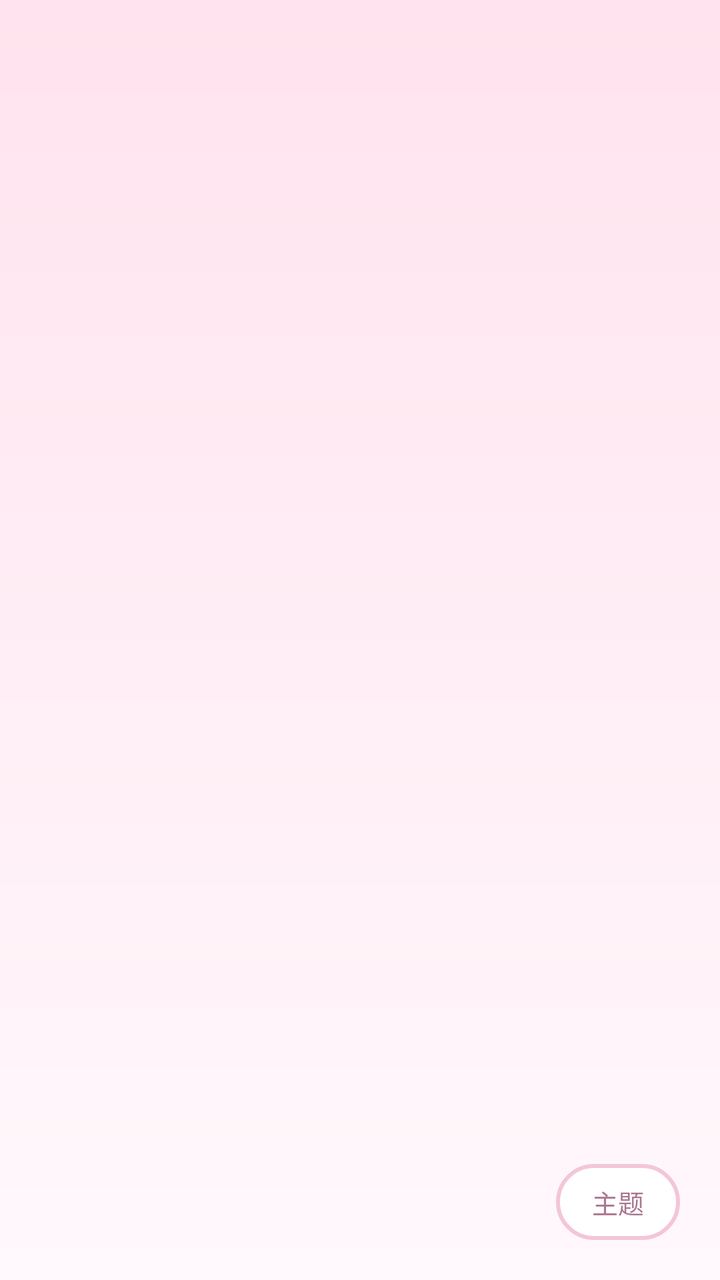
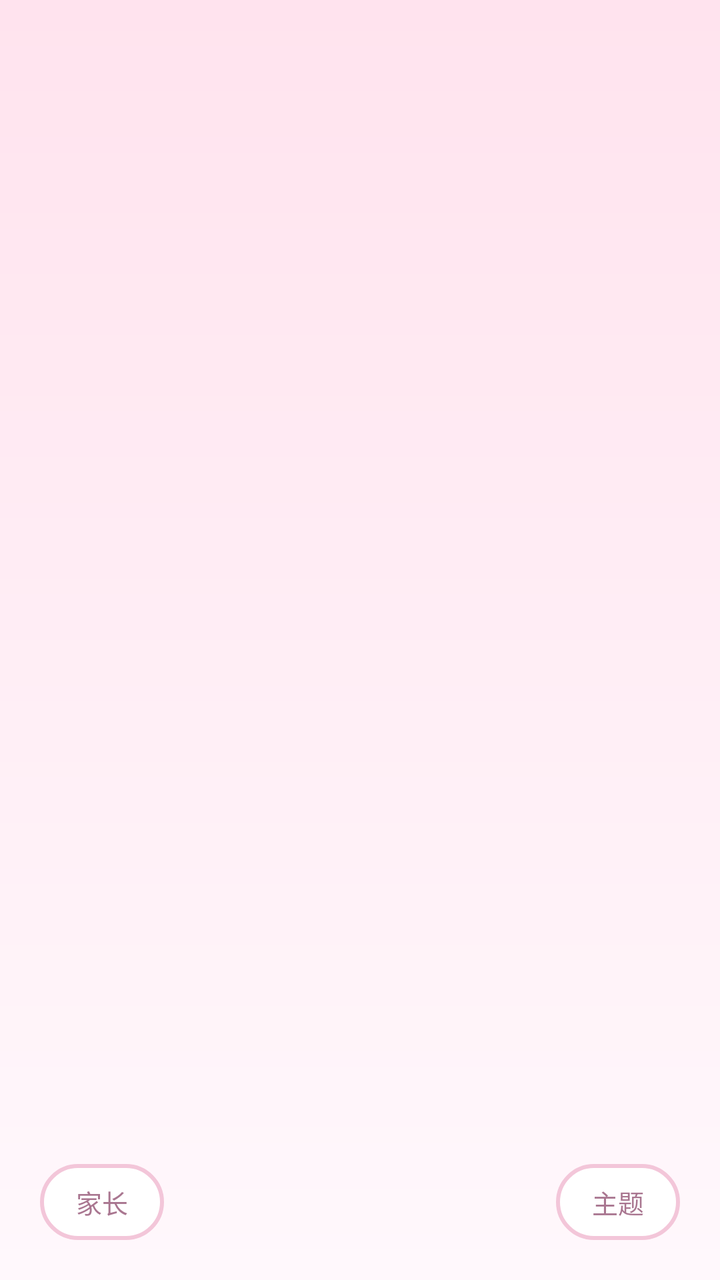

Two renders of the same Android screen: before a commit and after it. Below are the layout's source before the change and the commit's diff.
<!-- AndroidManifest.xml: application theme Theme.Kiosk -->
<!-- res/layout/activity_main.xml -->
<?xml version="1.0" encoding="utf-8"?>
<FrameLayout xmlns:android="http://schemas.android.com/apk/res/android"
    android:layout_width="match_parent"
    android:layout_height="match_parent"
    android:background="?attr/kioskBgWindow">

    
    <LinearLayout
        android:id="@+id/appsRow"
        android:layout_width="match_parent"
        android:layout_height="match_parent"
        android:gravity="center"
        android:orientation="horizontal" />

    <TextView
        android:id="@+id/timeText"
        android:layout_width="wrap_content"
        android:layout_height="wrap_content"
        android:layout_gravity="top|center_horizontal"
        android:layout_marginTop="34dp"
        android:paddingStart="40dp"
        android:paddingEnd="40dp"
        android:text=""
        android:textColor="?attr/kioskTitle"
        android:textSize="19sp" />

    <TextView
        android:id="@+id/hintText"
        android:layout_width="wrap_content"
        android:layout_height="wrap_content"
        android:layout_gravity="bottom|center_horizontal"
        android:layout_marginBottom="26dp"
        android:paddingStart="40dp"
        android:paddingEnd="40dp"
        android:text=""
        android:textColor="?attr/kioskTextDim"
        android:textSize="14sp" />

    
    <TextView
        android:id="@+id/themeBtn"
        android:layout_width="wrap_content"
        android:layout_height="wrap_content"
        android:layout_gravity="bottom|end"
        android:layout_marginEnd="20dp"
        android:layout_marginBottom="20dp"
        android:background="?attr/kioskPill"
        android:clickable="true"
        android:focusable="true"
        android:gravity="center"
        android:minHeight="38dp"
        android:paddingStart="18dp"
        android:paddingEnd="18dp"
        android:text="主题"
        android:textColor="?attr/kioskTextDim"
        android:textSize="13sp" />

</FrameLayout>
<!-- resources referenced by this layout -->
<resources>
  <!-- drawable bg_window_cream (drawable) -->
  <?xml version="1.0" encoding="utf-8"?>
  <layer-list xmlns:android="http://schemas.android.com/apk/res/android">
      <item>
          <shape android:shape="rectangle">
              <gradient
                  android:angle="270"
                  android:endColor="#FFF8FC"
                  android:startColor="#FFE3EE"
                  android:type="linear" />
          </shape>
      </item>
  </layer-list>
  <color name="cream_accent">#FF6FAE</color>
  <color name="cream_deep">#E0457F</color>
  <color name="cream_text">#6B3B52</color>
  <color name="cream_dim">#A97690</color>
  <color name="cream_ripple">#66E8558F</color>
  <!-- drawable bg_card_cream (drawable) -->
  <?xml version="1.0" encoding="utf-8"?>
  <selector xmlns:android="http://schemas.android.com/apk/res/android">
      <item android:state_focused="true">
          <shape android:shape="rectangle">
              <solid android:color="#FFFFFF" />
              <corners android:radius="28dp" />
              <stroke android:width="6dp" android:color="#FF6FAE" />
          </shape>
      </item>
      <item android:state_pressed="true">
          <shape android:shape="rectangle">
              <solid android:color="#FFF0F6" />
              <corners android:radius="28dp" />
              <stroke android:width="3dp" android:color="#E0457F" />
          </shape>
      </item>
      <item>
          <shape android:shape="rectangle">
              <solid android:color="#FFFFFF" />
              <corners android:radius="28dp" />
              <stroke android:width="2dp" android:color="#F3C6D9" />
          </shape>
      </item>
  </selector>
  <!-- drawable bg_pill_cream (drawable) -->
  <?xml version="1.0" encoding="utf-8"?>
  <selector xmlns:android="http://schemas.android.com/apk/res/android">
      <item android:state_pressed="true">
          <shape android:shape="rectangle">
              <solid android:color="#FF6FAE" />
              <corners android:radius="26dp" />
          </shape>
      </item>
      <item android:state_focused="true">
          <shape android:shape="rectangle">
              <solid android:color="#FFD6E7" />
              <corners android:radius="26dp" />
              <stroke android:width="3dp" android:color="#FF6FAE" />
          </shape>
      </item>
      <item>
          <shape android:shape="rectangle">
              <solid android:color="#FFFFFF" />
              <corners android:radius="26dp" />
              <stroke android:width="2dp" android:color="#F3C6D9" />
          </shape>
      </item>
  </selector>
  <!-- drawable bg_panel_cream (drawable) -->
  <?xml version="1.0" encoding="utf-8"?>
  <shape xmlns:android="http://schemas.android.com/apk/res/android"
      android:shape="rectangle">
      <solid android:color="#FFFFFF" />
      <corners android:radius="32dp" />
      <stroke android:width="3dp" android:color="#FFD6E7" />
  </shape>
  <color name="cream_error">#D6336C</color>
  <!-- drawable bg_dialog_cream (drawable) -->
  <?xml version="1.0" encoding="utf-8"?>
  <layer-list xmlns:android="http://schemas.android.com/apk/res/android">
      <item
          android:bottom="6dp"
          android:left="6dp"
          android:right="6dp"
          android:top="6dp">
          <shape android:shape="rectangle">
              <solid android:color="#FFFFFF" />
              <corners android:radius="18dp" />
              <stroke android:width="2dp" android:color="#F3C6D9" />
          </shape>
      </item>
  </layer-list>
  <!-- unchanged entries left out for length: 4 -->
</resources>

<!-- the commit's change to res/layout/activity_main.xml (unified diff, before → after) -->
@@ -38,6 +38,25 @@
 
     
     <TextView
+        android:id="@+id/parentBtn"
+        android:layout_width="wrap_content"
+        android:layout_height="wrap_content"
+        android:layout_gravity="bottom|start"
+        android:layout_marginStart="20dp"
+        android:layout_marginBottom="20dp"
+        android:background="?attr/kioskPill"
+        android:clickable="true"
+        android:focusable="true"
+        android:gravity="center"
+        android:minHeight="38dp"
+        android:paddingStart="18dp"
+        android:paddingEnd="18dp"
+        android:text="家长"
+        android:textColor="?attr/kioskTextDim"
+        android:textSize="13sp" />
+
+    
+    <TextView
         android:id="@+id/themeBtn"
         android:layout_width="wrap_content"
         android:layout_height="wrap_content"
